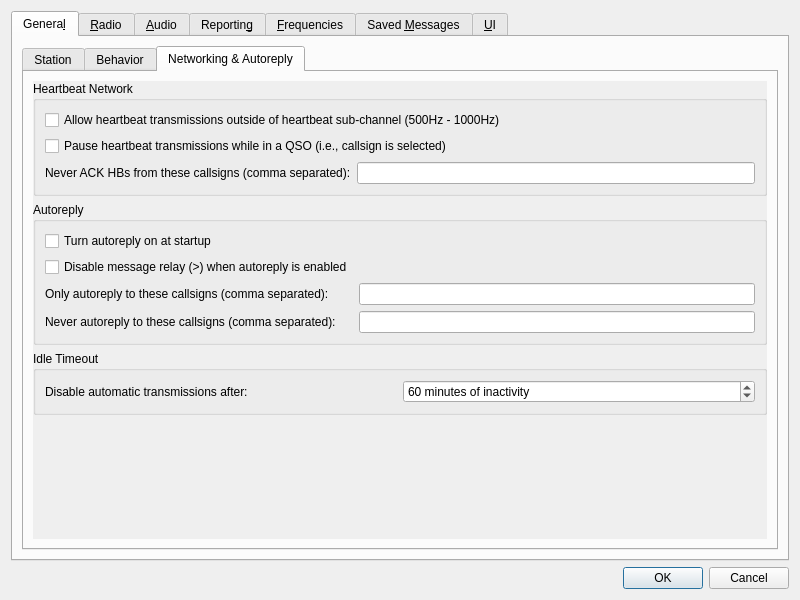
This is Configuration.ui in qcmiao1998/js8call as Qt 5 draws it before an edit. The edited form follows.
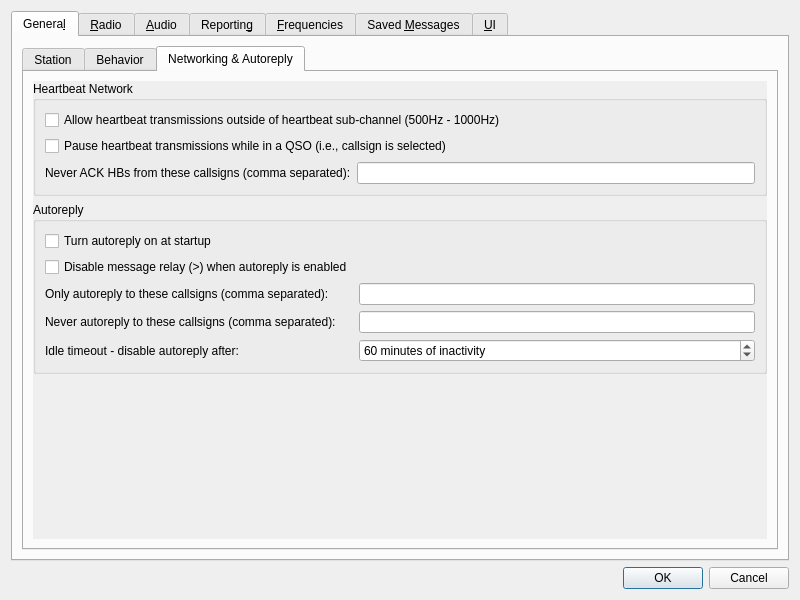
This is the edited form. The open tabs and pages were chosen to show the change.

Diff of the .ui file:
```diff
--- a/Configuration.ui
+++ b/Configuration.ui
@@ -890,28 +890,17 @@
                   <item row="3" column="1">
                    <widget class="QLineEdit" name="auto_blacklist_line_edit"/>
                   </item>
-                 </layout>
-                </widget>
-               </item>
-               <item>
-                <widget class="QGroupBox" name="groupBox_8">
-                 <property name="title">
-                  <string>Idle Timeout</string>
-                 </property>
-                 <layout class="QVBoxLayout" name="verticalLayout_32">
-                  <item>
-                   <layout class="QHBoxLayout" name="horizontalLayout_12">
-                    <item>
+                  <item row="4" column="0">
                      <widget class="QLabel" name="label_10">
                       <property name="text">
-                       <string>Disable automatic transmissions after:</string>
+                     <string>Idle timeout - disable autoreply after:</string>
                       </property>
                       <property name="buddy">
                        <cstring>tx_watchdog_spin_box</cstring>
                       </property>
                      </widget>
                     </item>
-                    <item>
+                  <item row="4" column="1">
                      <widget class="QSpinBox" name="tx_watchdog_spin_box">
                       <property name="toolTip">
                        <string>&lt;html&gt;&lt;head/&gt;&lt;body&gt;&lt;p&gt;Number of minutes before unattended heartbeat transmissions are aborted.&lt;/p&gt;&lt;/body&gt;&lt;/html&gt;</string>
@@ -940,8 +929,6 @@
                      </widget>
                     </item>
                    </layout>
-                  </item>
-                 </layout>
                 </widget>
                </item>
                <item>
```
Left out of the diff: 6 changed lines with no effect on the pictures. Lines whose indentation alone changed are shown as unchanged.
